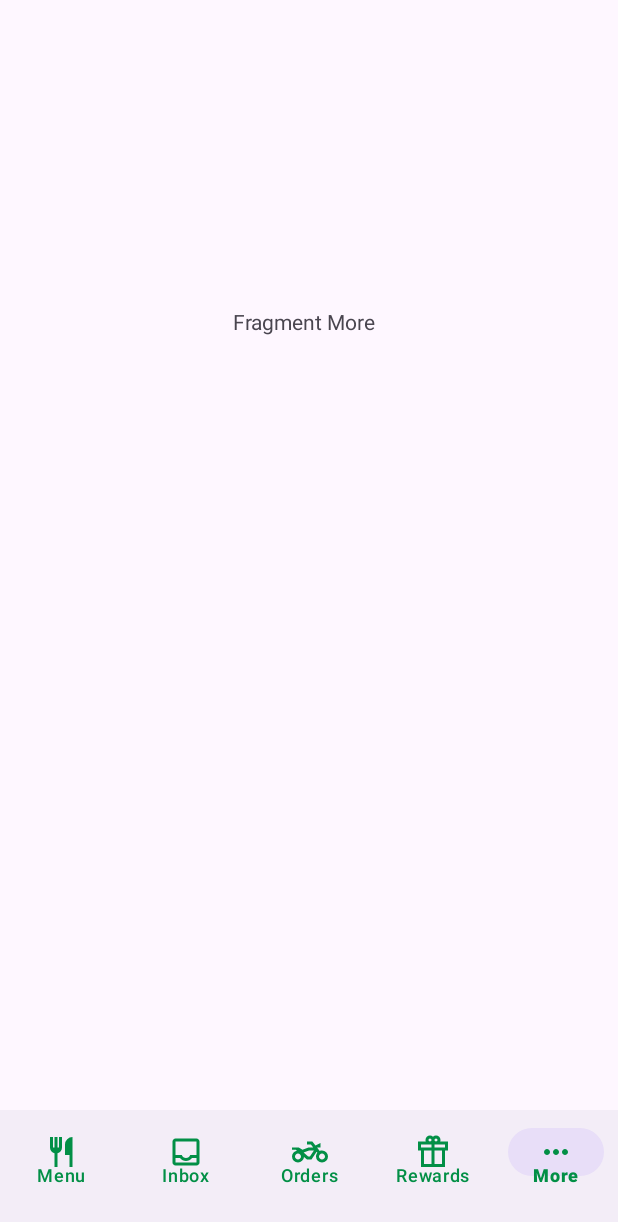
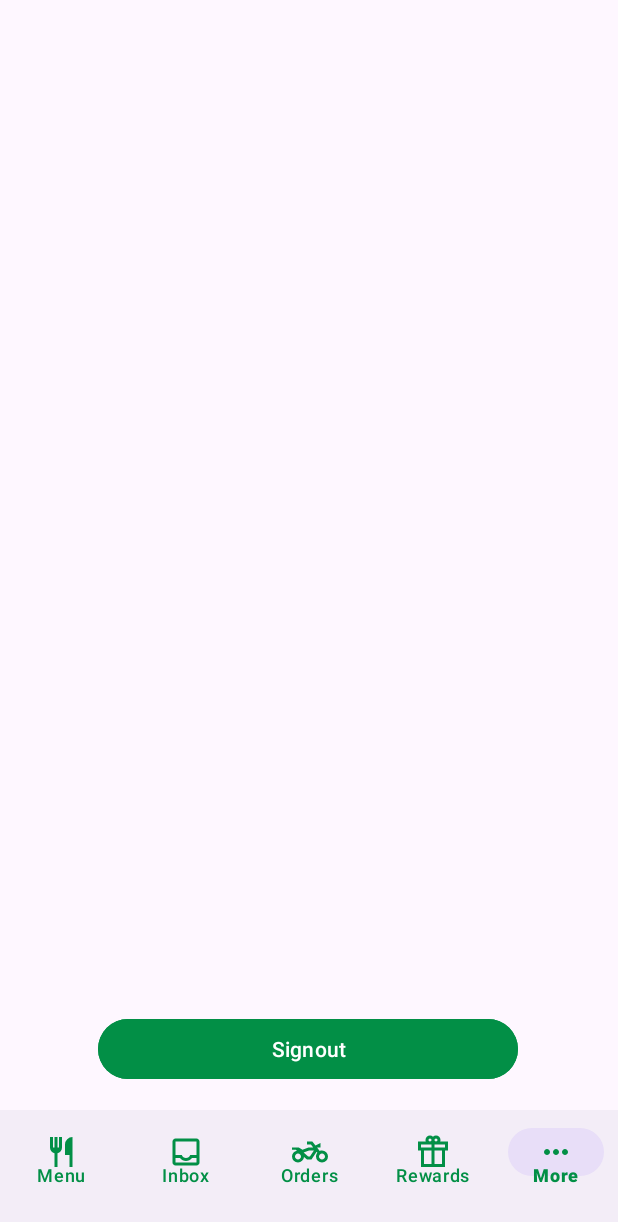
Before and after one commit to tarlrsk/1112-burgerking, an Android app: the screen it shows after launch once a user with an empty profile is signed in (ButtomNavigationActivity), item 5 of the bottom bar chosen, on a phone screen of 412 x 824 dp. Shown: the top 1222 px of the screen. Run offline under Robolectric (Android 15) with nearby library versions, the phone set to English and light mode, and no system bars; our stand-ins replace Firebase (no records; nobody signed in at launch, a user with empty details on screens opened directly).

Commit message:
add signout button

```diff
--- a/app/src/main/java/com/android/burgerking1112app/LoginActivity.kt
+++ b/app/src/main/java/com/android/burgerking1112app/LoginActivity.kt
@@ -36,7 +36,6 @@ class LoginActivity : AppCompatActivity() {
                             Log.d(TAG, "signInWithEmail:success")
                             val intent = Intent(this, MainActivity::class.java)
                             startActivity(intent)
-
                             finish()
                         } else {
                             // If sign in fails, display a message to the user.
--- a/app/src/main/java/com/android/burgerking1112app/SignUpActivity.kt
+++ b/app/src/main/java/com/android/burgerking1112app/SignUpActivity.kt
@@ -35,7 +35,7 @@ class SignUpActivity : AppCompatActivity() {
                             // Sign in success, update UI with the signed-in user's information
                             Log.d(TAG, "createUserWithEmail:success")
                             val intent = Intent(applicationContext, MainActivity::class.java)
-                            intent.addFlags(Intent.FLAG_ACTIVITY_CLEAR_TOP)
+                            intent.addFlags(Intent.FLAG_ACTIVITY_NEW_TASK or Intent.FLAG_ACTIVITY_CLEAR_TASK)
                             startActivity(intent)
                         } else {
                             // If sign in fails, display a message to the user.
--- a/app/src/main/java/com/android/burgerking1112app/fragments/FragmentMore.kt
+++ b/app/src/main/java/com/android/burgerking1112app/fragments/FragmentMore.kt
@@ -1,15 +1,21 @@
 package com.android.burgerking1112app.fragments
 
+import android.content.Intent
 import android.os.Bundle
 import android.view.LayoutInflater
 import android.view.View
 import android.view.ViewGroup
 import androidx.fragment.app.Fragment
+import com.android.burgerking1112app.LoginActivity
 import com.android.burgerking1112app.databinding.FragmentMoreBinding
+import com.google.firebase.auth.FirebaseAuth
+import com.google.firebase.auth.ktx.auth
+import com.google.firebase.ktx.Firebase
 
 class FragmentMore: Fragment() {
     private lateinit var view: FragmentMoreBinding
 
+    private lateinit var auth: FirebaseAuth
     // Map UI with fragment
     override fun onCreateView(
         inflater: LayoutInflater,
@@ -17,7 +23,15 @@ class FragmentMore: Fragment() {
         savedInstanceState: Bundle?
     ): View {
         view = FragmentMoreBinding.inflate(inflater, container, false)
+        auth = Firebase.auth
+        view.btnSignout.setOnClickListener {
+            auth.signOut()
+            val intent = Intent(activity, LoginActivity::class.java)
+            intent.addFlags(Intent.FLAG_ACTIVITY_NEW_TASK or Intent.FLAG_ACTIVITY_CLEAR_TASK)
+            startActivity(intent)
+        }
+        return view.root
 
-        return view.root
     }
+
 }
--- a/app/src/main/res/layout/fragment_more.xml
+++ b/app/src/main/res/layout/fragment_more.xml
@@ -5,17 +5,18 @@
     android:layout_width="match_parent"
     android:layout_height="match_parent">
 
-    <TextView
-        android:id="@+id/textView4"
-        android:layout_width="wrap_content"
+    <Button
+        android:id="@+id/btnSignout"
+        android:layout_width="280dp"
         android:layout_height="wrap_content"
-        android:layout_marginStart="173dp"
-        android:layout_marginTop="200dp"
-        android:layout_marginEnd="180dp"
-        android:layout_marginBottom="511dp"
-        android:text="Fragment More"
+        android:backgroundTint="#028F46"
+        android:text="Signout"
+        android:textColorHighlight="#028F46"
+        android:textColorLink="#028F46"
         app:layout_constraintBottom_toBottomOf="parent"
         app:layout_constraintEnd_toEndOf="parent"
+        app:layout_constraintHorizontal_bias="0.497"
         app:layout_constraintStart_toStartOf="parent"
-        app:layout_constraintTop_toTopOf="parent" />
+        app:layout_constraintTop_toTopOf="parent"
+        app:layout_constraintVertical_bias="0.976" />
 </androidx.constraintlayout.widget.ConstraintLayout>
```
